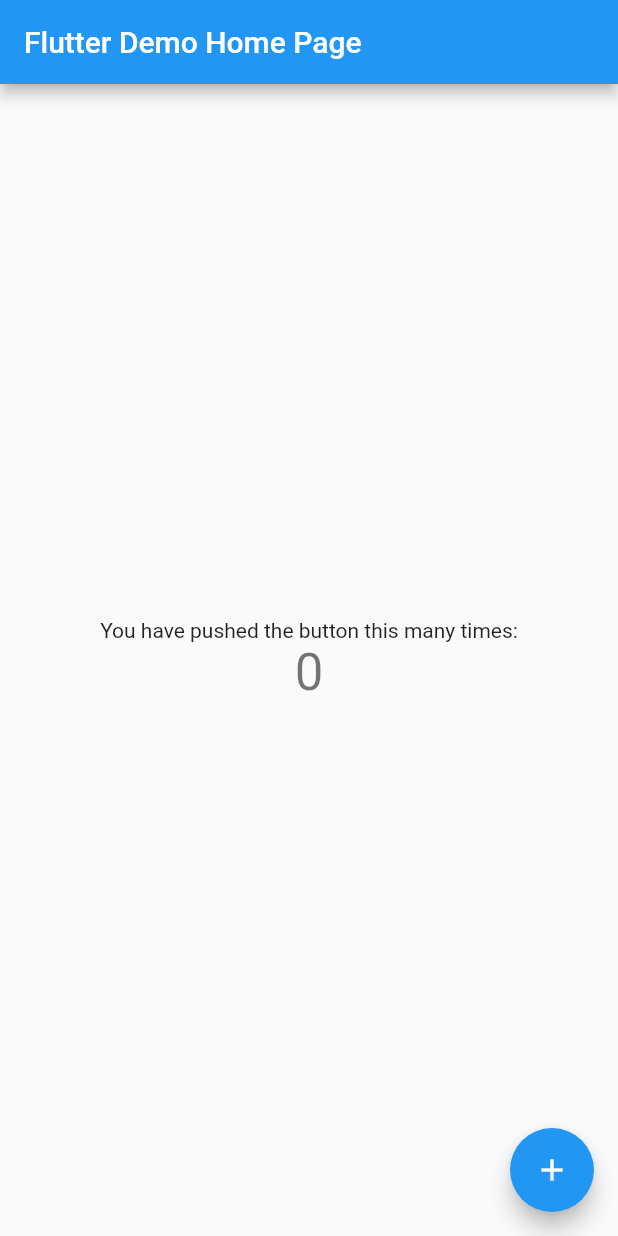
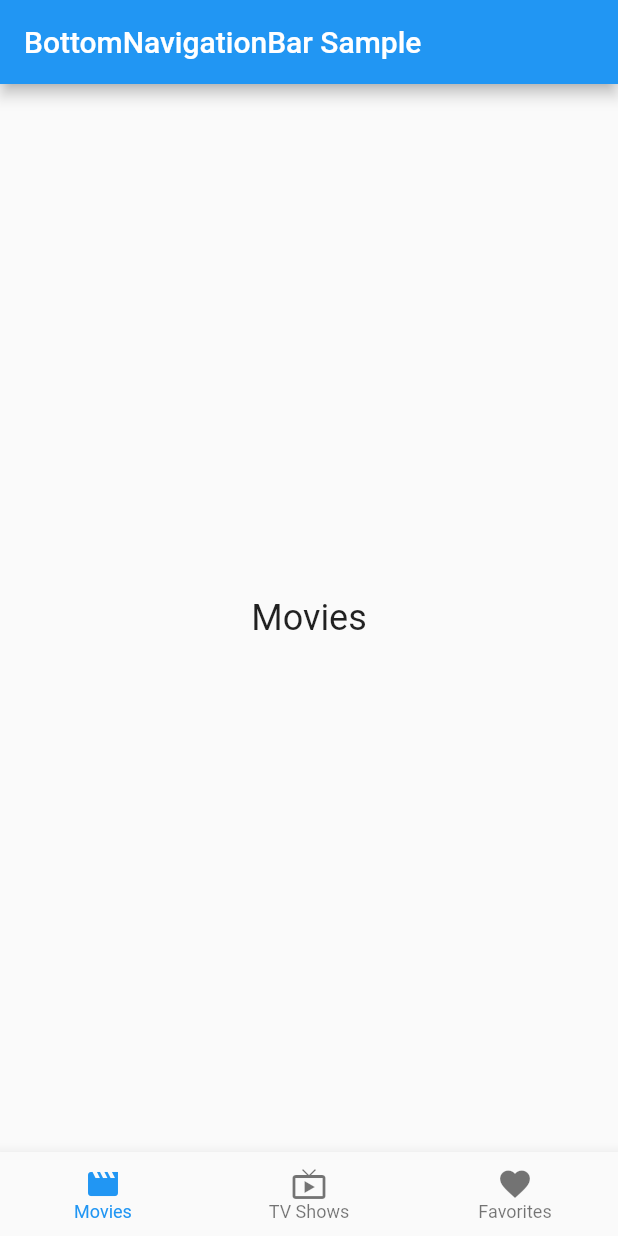
Before and after one commit to sansets/movie-catalogue-flutter, a Flutter app: the screen it shows after launch, on a phone screen of 412 x 824 dp. Run offline on Flutter 3.47's test engine with Material 2 defaults, Android fonts, the phone set to English and light mode, and no system bars.

Commit message:
create bottom navigation bar in main page

```diff
--- a/lib/main.dart
+++ b/lib/main.dart
@@ -1,8 +1,6 @@
 import 'package:flutter/material.dart';
 
-void main() {
-  runApp(MyApp());
-}
+void main() => runApp(MyApp());
 
 class MyApp extends StatelessWidget {
   // This widget is the root of your application.
@@ -26,92 +24,69 @@ class MyApp extends StatelessWidget {
           // closer together (more dense) than on mobile platforms.
           visualDensity: VisualDensity.adaptivePlatformDensity,
         ),
-      home: MyHomePage(title: 'Flutter Demo Home Page'),
-    );
+        home: MyStatefulWidget());
   }
 }
 
-class MyHomePage extends StatefulWidget {
-  MyHomePage({Key key, this.title}) : super(key: key);
-
-  // This widget is the home page of your application. It is stateful, meaning
-  // that it has a State object (defined below) that contains fields that affect
-  // how it looks.
-
-  // This class is the configuration for the state. It holds the values (in this
-  // case the title) provided by the parent (in this case the App widget) and
-  // used by the build method of the State. Fields in a Widget subclass are
-  // always marked "final".
-
-  final String title;
+class MyStatefulWidget extends StatefulWidget {
+  MyStatefulWidget({Key key}) : super(key: key);
 
   @override
-  _MyHomePageState createState() => _MyHomePageState();
+  _MyStatefulWidgetState createState() => _MyStatefulWidgetState();
 }
 
-class _MyHomePageState extends State<MyHomePage> {
-  int _counter = 0;
+class _MyStatefulWidgetState extends State<MyStatefulWidget> {
+  int _selectedIndex = 0;
+  static const TextStyle optionStyle = TextStyle(fontSize: 24);
+  static const List<Widget> _widgetOptions = <Widget>[
+    Text(
+      'Movies',
+      style: optionStyle,
+    ),
+    Text(
+      'TV Shows',
+      style: optionStyle,
+    ),
+    Text(
+      'Favorites',
+      style: optionStyle,
+    ),
+  ];
 
-  void _incrementCounter() {
+  void _onItemTapped(int index) {
     setState(() {
-      // This call to setState tells the Flutter framework that something has
-      // changed in this State, which causes it to rerun the build method below
-      // so that the display can reflect the updated values. If we changed
-      // _counter without calling setState(), then the build method would not be
-      // called again, and so nothing would appear to happen.
-      _counter++;
+      _selectedIndex = index;
     });
   }
 
   @override
   Widget build(BuildContext context) {
-    // This method is rerun every time setState is called, for instance as done
-    // by the _incrementCounter method above.
-    //
-    // The Flutter framework has been optimized to make rerunning build methods
-    // fast, so that you can just rebuild anything that needs updating rather
-    // than having to individually change instances of widgets.
     return Scaffold(
       appBar: AppBar(
-        // Here we take the value from the MyHomePage object that was created by
-        // the App.build method, and use it to set our appbar title.
-        title: Text(widget.title),
+        title: const Text('BottomNavigationBar Sample'),
       ),
       body: Center(
-        // Center is a layout widget. It takes a single child and positions it
-        // in the middle of the parent.
-        child: Column(
-          // Column is also a layout widget. It takes a list of children and
-          // arranges them vertically. By default, it sizes itself to fit its
-          // children horizontally, and tries to be as tall as its parent.
-          //
-          // Invoke "debug painting" (press "p" in the console, choose the
-          // "Toggle Debug Paint" action from the Flutter Inspector in Android
-          // Studio, or the "Toggle Debug Paint" command in Visual Studio Code)
-          // to see the wireframe for each widget.
-          //
-          // Column has various properties to control how it sizes itself and
-          // how it positions its children. Here we use mainAxisAlignment to
-          // center the children vertically; the main axis here is the vertical
-          // axis because Columns are vertical (the cross axis would be
-          // horizontal).
-          mainAxisAlignment: MainAxisAlignment.center,
-          children: <Widget>[
-            Text(
-              'You have pushed the button this many times:',
+        child: _widgetOptions.elementAt(_selectedIndex),
       ),
-            Text(
-              '$_counter',
-              style: Theme.of(context).textTheme.headline4,
+      bottomNavigationBar: BottomNavigationBar(
+        items: const <BottomNavigationBarItem>[
+          BottomNavigationBarItem(
+            icon: Icon(Icons.movie),
+            title: Text('Movies'),
+          ),
+          BottomNavigationBarItem(
+            icon: Icon(Icons.live_tv),
+            title: Text('TV Shows'),
+          ),
+          BottomNavigationBarItem(
+            icon: Icon(Icons.favorite),
+            title: Text('Favorites'),
           ),
         ],
+        currentIndex: _selectedIndex,
+        selectedFontSize: 12,
+        onTap: _onItemTapped,
       ),
-      ),
-      floatingActionButton: FloatingActionButton(
-        onPressed: _incrementCounter,
-        tooltip: 'Increment',
-        child: Icon(Icons.add),
-      ), // This trailing comma makes auto-formatting nicer for build methods.
     );
   }
 }
```
Lines whose indentation alone changed are shown as unchanged.
